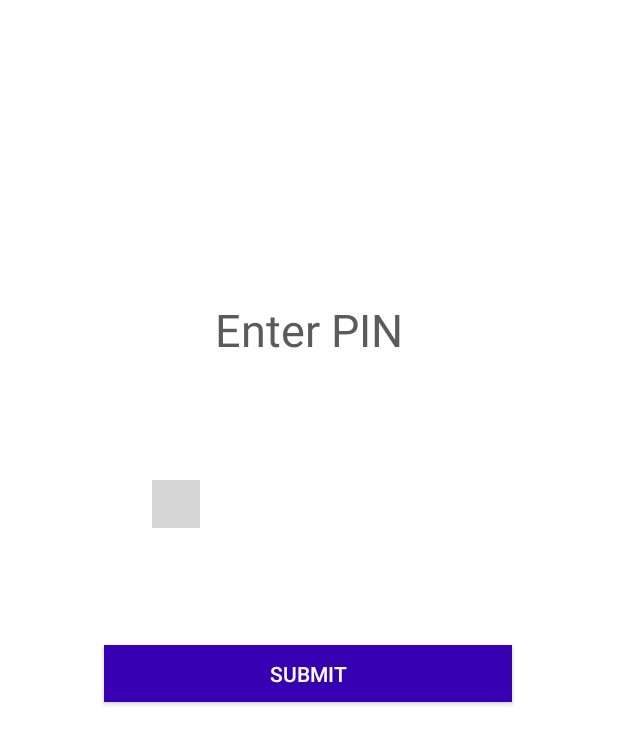
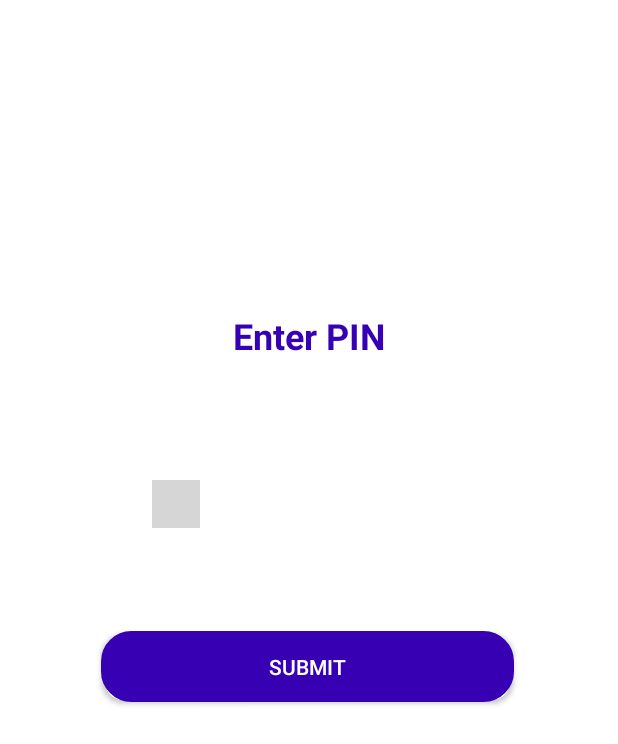
Before and after one commit to vedparsekar/Women-safety-App, an Android app: the Pin screen opened directly, with no data from a screen before it, on a phone screen of 412 x 824 dp. Shown: the top 744 px of the screen. Run offline under Robolectric (Android 15) with nearby library versions, the phone set to English and light mode, and no system bars; plain views replace Pinview; grey boxes are pictures that could not be loaded.

Commit message:
added pin UI

```diff
--- /dev/null
+++ b/app/src/main/res/drawable-mdpi/rounded_btn.xml
@@ -0,0 +1,8 @@
+<?xml version="1.0" encoding="utf-8"?>
+<shape xmlns:android="http://schemas.android.com/apk/res/android"
+    android:shape="rectangle">
+    <corners android:radius="15dp" />  // set radius of corner
+    <stroke android:width="10dp" android:color="#3700B3" /> // set color and width of border
+    <solid android:color="#3700B3" /> // inner bgcolor
+
+</shape>
--- a/app/src/main/res/layout/activity_pin.xml
+++ b/app/src/main/res/layout/activity_pin.xml
@@ -14,23 +14,24 @@
         android:layout_marginStart="100dp"
         android:layout_marginEnd="273dp"
         android:layout_marginBottom="472dp"
+        android:background="#FFFFFF"
         android:cursorVisible="true"
-        android:inputType="number"
+        android:inputType="phone"
         app:layout_constraintBottom_toBottomOf="parent"
         app:layout_constraintEnd_toEndOf="parent"
         app:layout_constraintHorizontal_bias="0.166"
         app:layout_constraintStart_toStartOf="parent"
-        app:pinLength="4"
-        app:password="true"/>
+        app:password="true"
+        app:pinLength="4" />
 
     <Button
         android:id="@+id/button"
-        android:layout_width="272dp"
-        android:layout_height="38dp"
+        android:layout_width="275dp"
+        android:layout_height="47dp"
         android:layout_marginStart="143dp"
         android:layout_marginEnd="162dp"
         android:layout_marginBottom="356dp"
-        android:background="@color/colorPrimaryDark"
+        android:background="@drawable/rounded_btn"
         android:text="Submit"
         android:textColor="#FFFFFF"
         app:layout_constraintBottom_toBottomOf="parent"
@@ -46,8 +47,9 @@
         android:layout_marginEnd="167dp"
         android:layout_marginBottom="80dp"
         android:text="Enter PIN"
-        android:textColor="#5C5B5B"
-        android:textSize="30sp"
+        android:textColor="@color/colorPrimaryDark"
+        android:textSize="24sp"
+        android:textStyle="bold"
         app:layout_constraintBottom_toTopOf="@+id/otp_view"
         app:layout_constraintEnd_toEndOf="parent"
         app:layout_constraintHorizontal_bias="0.492"
```
Also changed, not shown: app/src/main/res/drawable-mdpi/rounded_bar.xml (added, +8 -0 lines), app/src/main/res/layout/activity_main.xml (+9 -8 lines).
